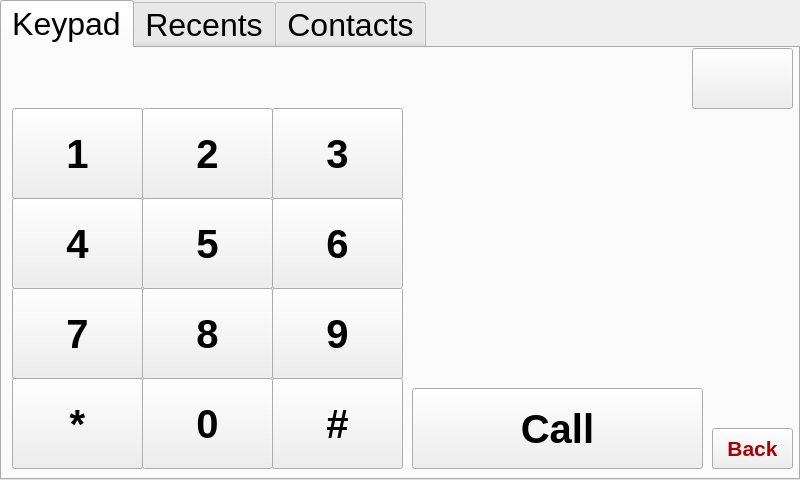
YehiaEhab16/FOTA_Graduation-Project-2022, file RPI/GUI/UI/Phone.ui: the form before one commit.
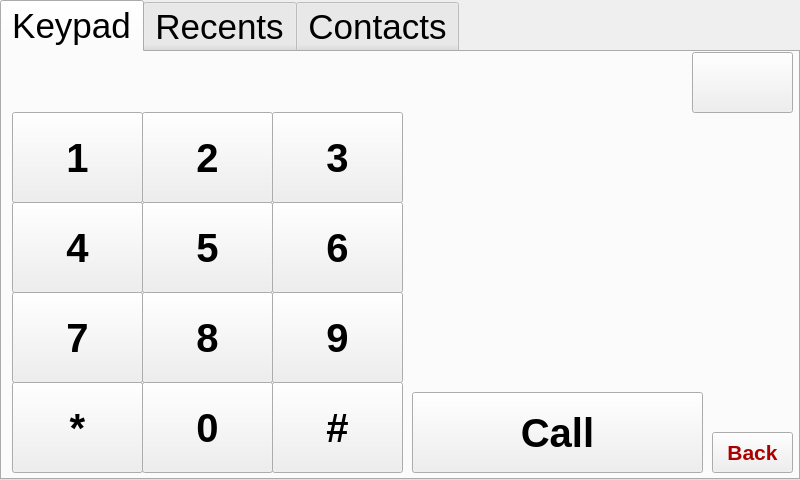
The form after the commit. Icons and pictures are not drawn.

What changed in the file:
```diff
--- a/RPI/GUI/UI/Phone.ui
+++ b/RPI/GUI/UI/Phone.ui
@@ -12,7 +12,7 @@
   </property>
   <property name="font">
    <font>
-    <pointsize>24</pointsize>
+    <pointsize>26</pointsize>
    </font>
   </property>
   <property name="windowTitle">
```
